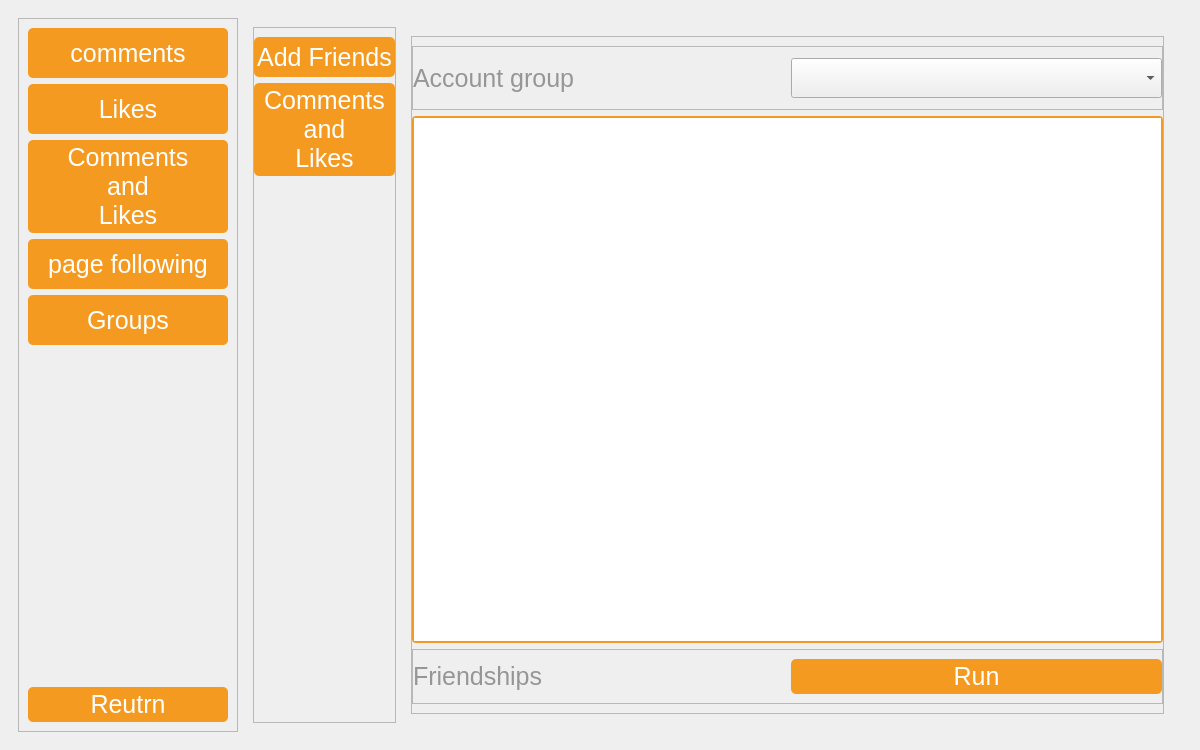
This is Automator/ui/FacebookUI/Facebook_UI.ui in Nicola-Ibrahim/Selenium-Web-Automation as Qt 5 draws it before an edit. The edited form follows.
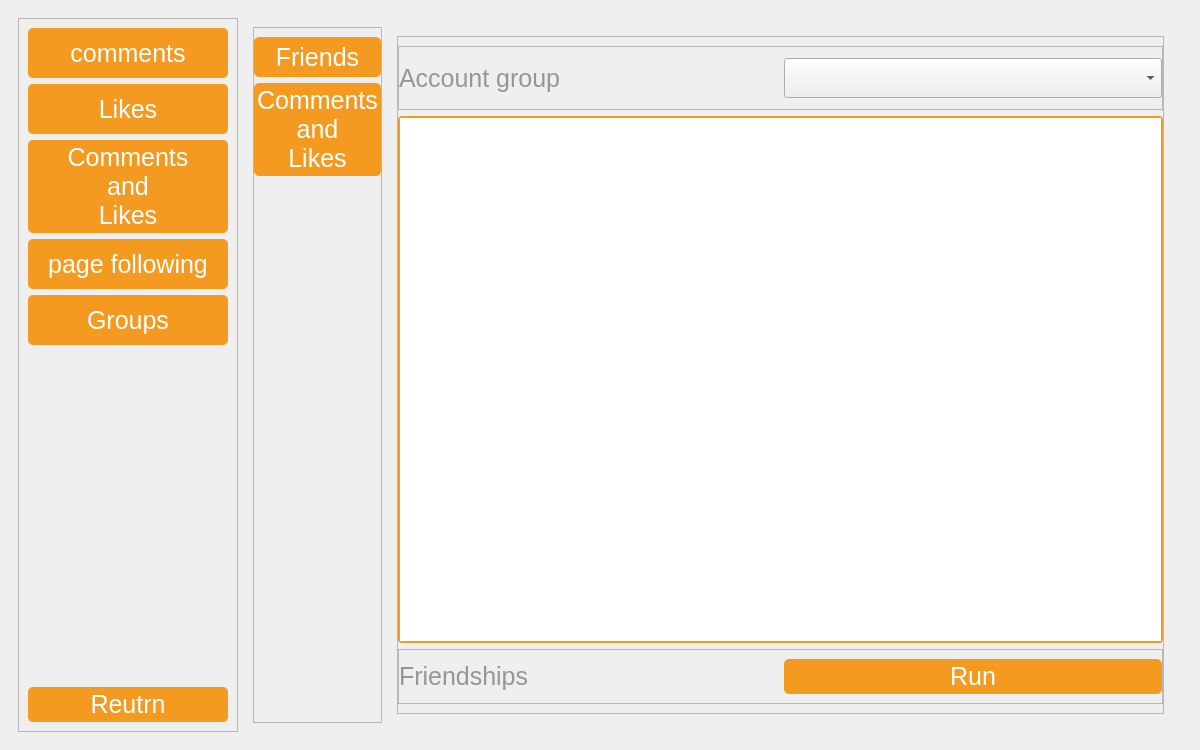
This is the edited form. The open tabs and pages were chosen to show the change. Icons and pictures are not drawn.

The edit to the form file:
```diff
--- a/Automator/ui/FacebookUI/Facebook_UI.ui
+++ b/Automator/ui/FacebookUI/Facebook_UI.ui
@@ -2246,7 +2246,7 @@
                   </size>
                  </property>
                  <property name="text">
-                  <string>Add Friends</string>
+                  <string>Friends</string>
                  </property>
                 </widget>
                </item>
```
Left out of the diff: 18 changed lines with no effect on the pictures.
